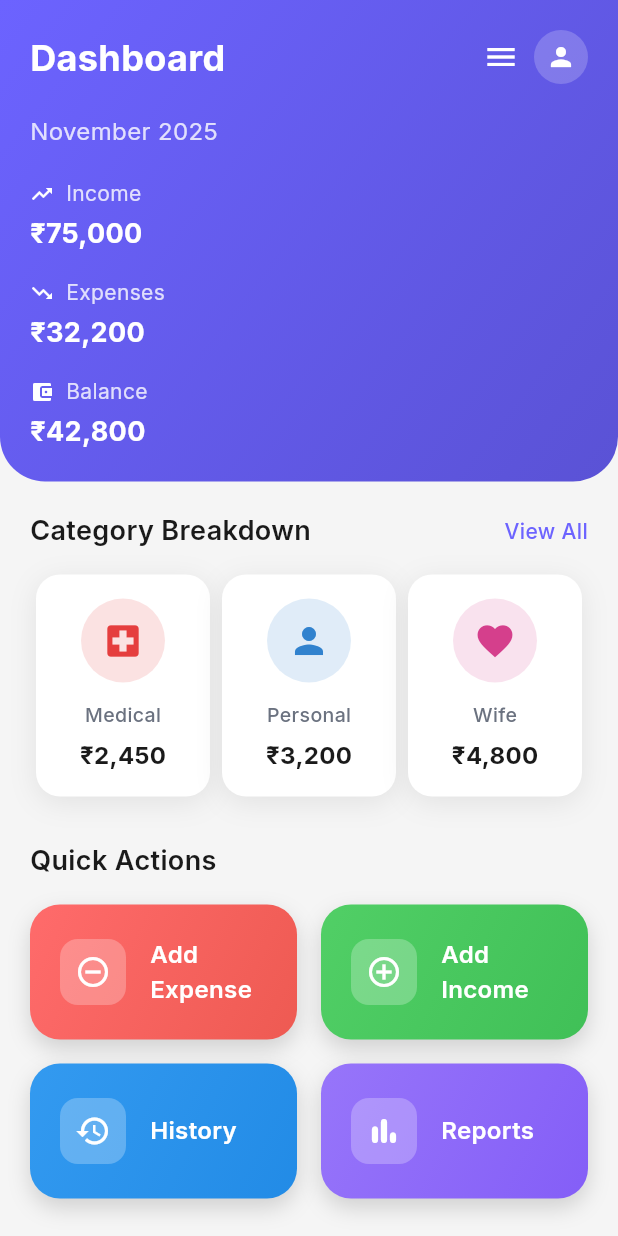
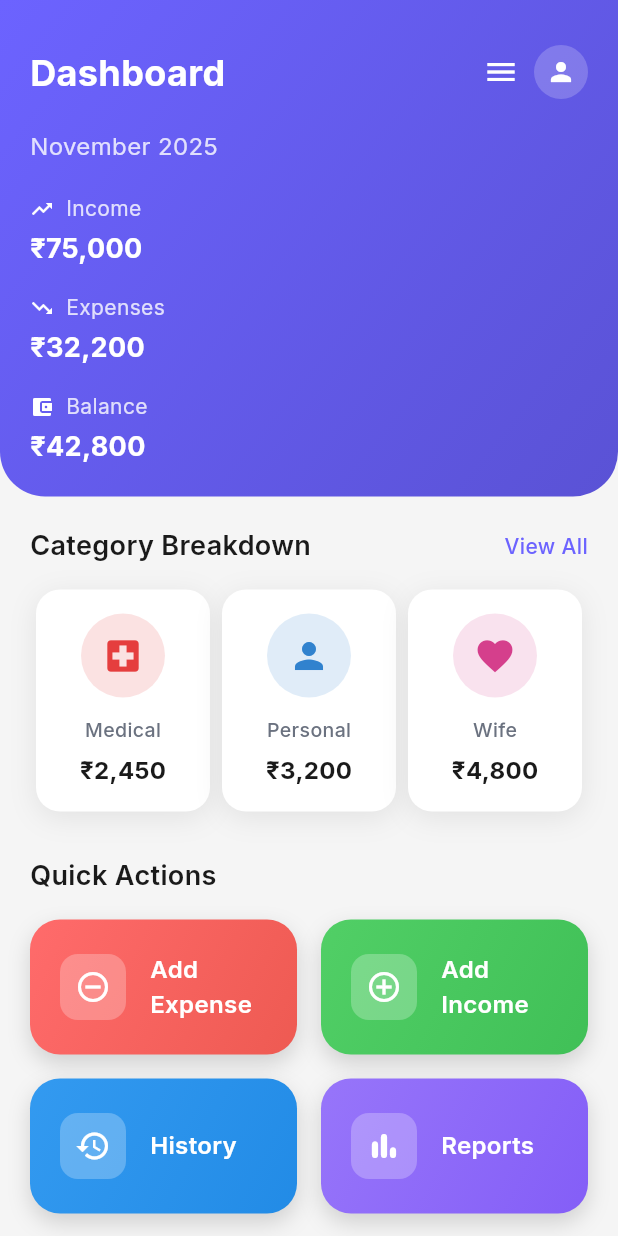
Before and after one commit to TechnovaTech/Expenss_Tracking-, a Flutter app: the HomeScreen screen opened directly, on a phone screen of 412 x 824 dp. Run offline on Flutter 3.47's test engine with Material 3 defaults, Android fonts, the phone set to English and light mode, and no system bars; our stand-ins replace google_fonts, pinput.

Commit message:
home page change

```diff
--- a/lib/screens/home_screen.dart
+++ b/lib/screens/home_screen.dart
@@ -14,7 +14,7 @@ class HomeScreen extends StatelessWidget {
           children: [
             // Top Purple Section
             Container(
-              padding: const EdgeInsets.all(20),
+              padding: const EdgeInsets.fromLTRB(20, 30, 20, 20),
               decoration: const BoxDecoration(
                 gradient: LinearGradient(
                   colors: [Color(0xFF6C63FF), Color(0xFF5A52D5)],
--- a/pubspec.yaml
+++ b/pubspec.yaml
@@ -32,7 +32,7 @@ dependencies:
     sdk: flutter
   cupertino_icons: ^1.0.2
   pinput: ^3.0.1
-  google_fonts: ^6.1.0
+  google_fonts: ^4.0.0
 
 dev_dependencies:
   flutter_test:
```
Also changed, not shown: pubspec.lock.
